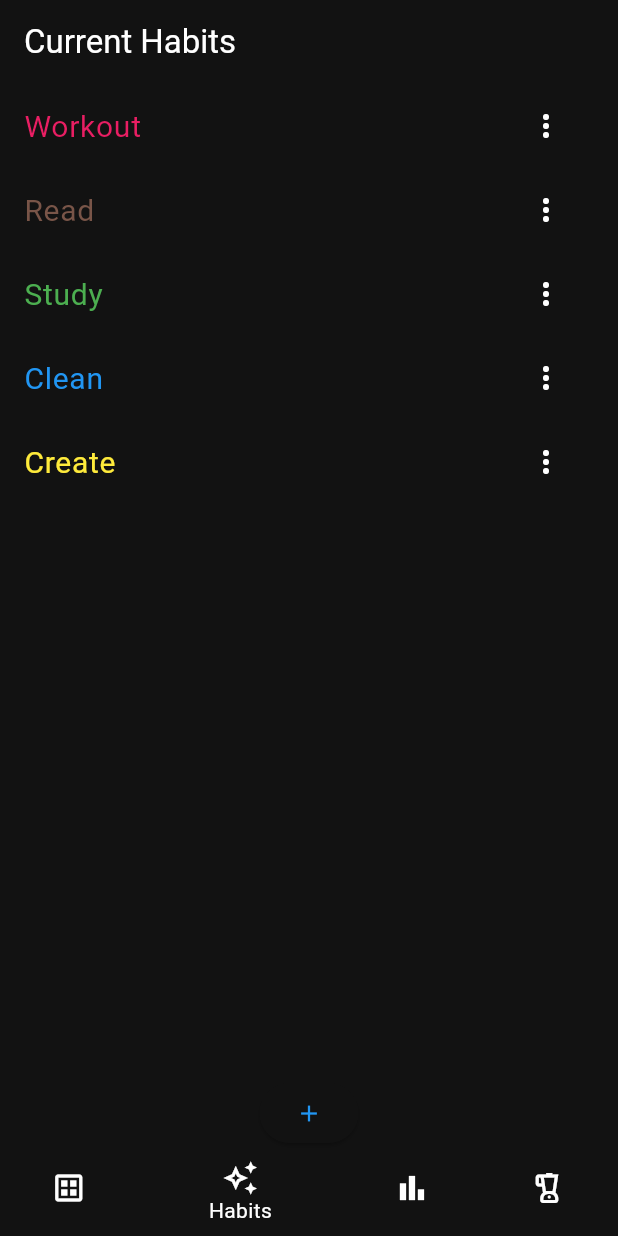
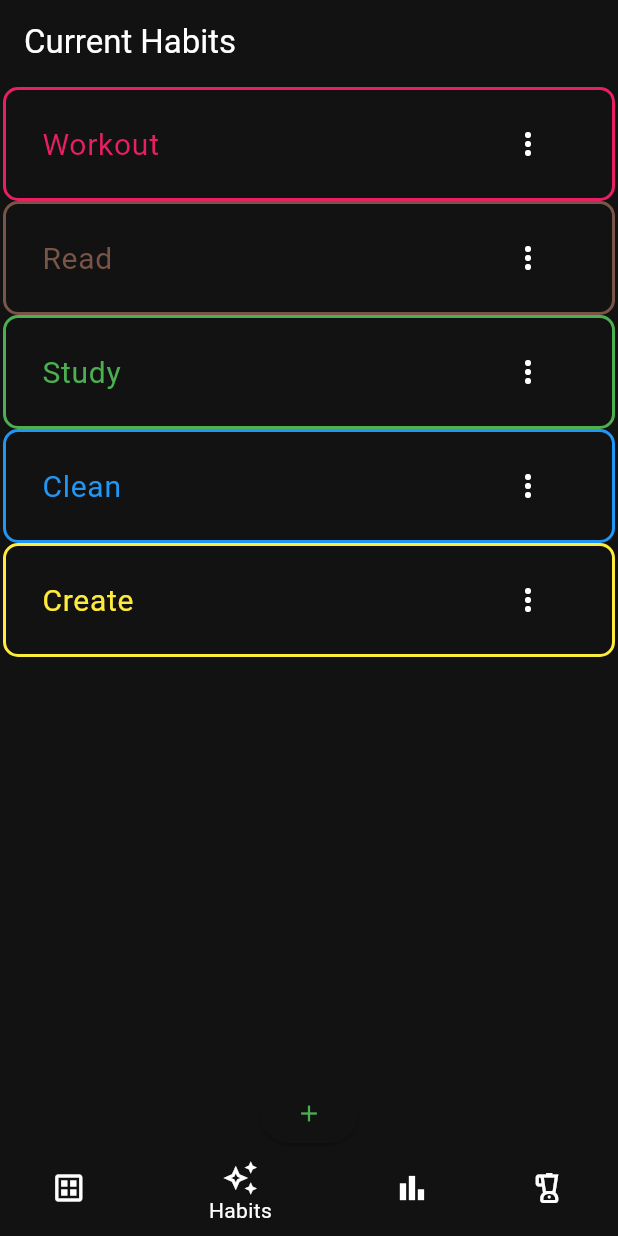
Before and after one commit to cueltschey/squared_away, a Flutter app: the screen it shows after launch, item 2 of the bottom bar chosen, on a phone screen of 412 x 824 dp. Run offline on Flutter 3.47's test engine with Material 3 defaults, Android fonts, the phone set to English and light mode, and no system bars; our stand-ins replace file_picker, fl_chart, flutter_colorpicker, flutter_markdown, pie_chart.

Commit message:
build app icon, fix many bugs, fix styling

```diff
--- a/lib/list.dart
+++ b/lib/list.dart
@@ -46,12 +46,22 @@ class _TaskListState extends State<TaskList> {
         children: <Widget>[
           Expanded(
             child: ListView.builder(
+              padding: EdgeInsets.all(2),
               itemCount: widget.taskList.length,
               itemBuilder: (context, index) {
                 if(widget.taskList[index]['hidden']){
                   return Container();
                 }
-                return ListTile(
+                return Container(
+                  padding: EdgeInsets.all(8.0),
+                  decoration: BoxDecoration(
+                    border: Border.all(
+                      color: widget.taskList[index]['color'],
+                      width: 2.0
+                    ),
+                    borderRadius: BorderRadius.circular(10)
+                  ),
+                    child: ListTile(
                   title: Text(widget.taskList[index]['name'], style: TextStyle(
                     color: widget.taskList[index]['color'],
                     fontSize: 20.0,
@@ -80,13 +90,14 @@ class _TaskListState extends State<TaskList> {
                       ),
                     ],
                   ),
+                )
                 );
               },
             ),
           ),
           ElevatedButton(
               onPressed: _openAddTask,
-            child: Icon(Icons.add),
+              child: Icon(Icons.add, color: Colors.green),
               )
         ],
       ),
--- a/lib/main.dart
+++ b/lib/main.dart
@@ -53,7 +53,7 @@ class _HomePageState extends State<HomePage> {
 
   Future<File> get _localFile async {
     final path = await _localPath;
-    File newFile = File('$path/testd.sqr');
+    File newFile = File('$path/testf.sqr');
     if(await newFile.exists()){
       print("File exists continue...");
     } else {
@@ -72,6 +72,7 @@ class _HomePageState extends State<HomePage> {
               "index": task['index'],
               "hidden": task['hidden'],
               "color": task['color'].value,
+              "days": task['days']
             };
           }
       ).toList(),
@@ -125,6 +126,7 @@ class _HomePageState extends State<HomePage> {
 
   List<Map<String, dynamic>> tasks = [];
   List<Map<String, dynamic>> squareData = [];
+  bool _loading = true;
 
   Future<Map<String, dynamic>> _readData() async {
     try{
@@ -250,13 +252,16 @@ class _HomePageState extends State<HomePage> {
            squareData.addAll(fillMissingSquares(squareData.last['date'].add(Duration(days: 1))));
        }
       }
-
+      setState(() {
+        _loading = false;
+      });
     });
   }
 
   @override
   void initState() {
     super.initState();
+    _loading = true;
     getData();
   }
 
@@ -378,7 +383,8 @@ class _HomePageState extends State<HomePage> {
         currentWidget = Statistics(taskList: tasks, squareData: squareData);
         break;
       case 3:
-        currentWidget = Options();
+        //currentWidget = Options();
+        currentWidget = Text(tasks[1].toString());
         break;
       default:
         currentWidget = const SizedBox.shrink(); // Handle any unexpected index
@@ -386,7 +392,7 @@ class _HomePageState extends State<HomePage> {
 
     return Scaffold(
       body: Center(
-        child: currentWidget,
+        child: _loading? CircularProgressIndicator() : currentWidget,
       ),
       bottomNavigationBar: BottomNavigationBar(
         currentIndex: _pageIndex,
--- a/lib/squares.dart
+++ b/lib/squares.dart
@@ -1,4 +1,4 @@
-import 'dart:io';
+import 'dart:math';
 
 import 'package:flutter/material.dart';
 import 'package:intl/intl.dart';
@@ -315,7 +315,7 @@ class _SquareItemState extends State<SquareItem> {
             child:  GridView.builder(
               itemCount: widget.data['tasks'].length,
               gridDelegate: SliverGridDelegateWithFixedCrossAxisCount(
-                crossAxisCount: 3,
+                crossAxisCount: sqrt(widget.data['tasks'].length).ceil(),
               ),
               itemBuilder: (context, index) {
                 if(widget.data['tasks'][index][0] == 0){
@@ -416,7 +416,7 @@ class _EditSquareState extends State<EditSquare> {
               child:  GridView.builder(
                 itemCount: widget.data['tasks'].length,
                 gridDelegate: SliverGridDelegateWithFixedCrossAxisCount(
-                  crossAxisCount: 3,
+                  crossAxisCount: sqrt(widget.data['tasks'].length).ceil(),
                 ),
                 itemBuilder: (context, index) {
                   if(widget.data['tasks'][index][0] == 0){
```
Also changed, not shown: lib/statistics.dart (+5 -14 lines), pubspec.lock, 32 other files.
